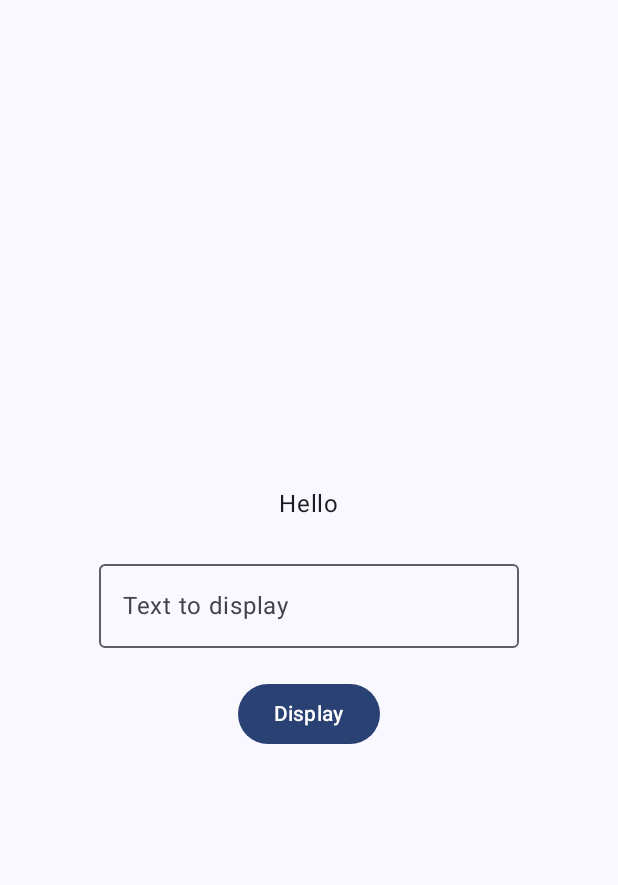
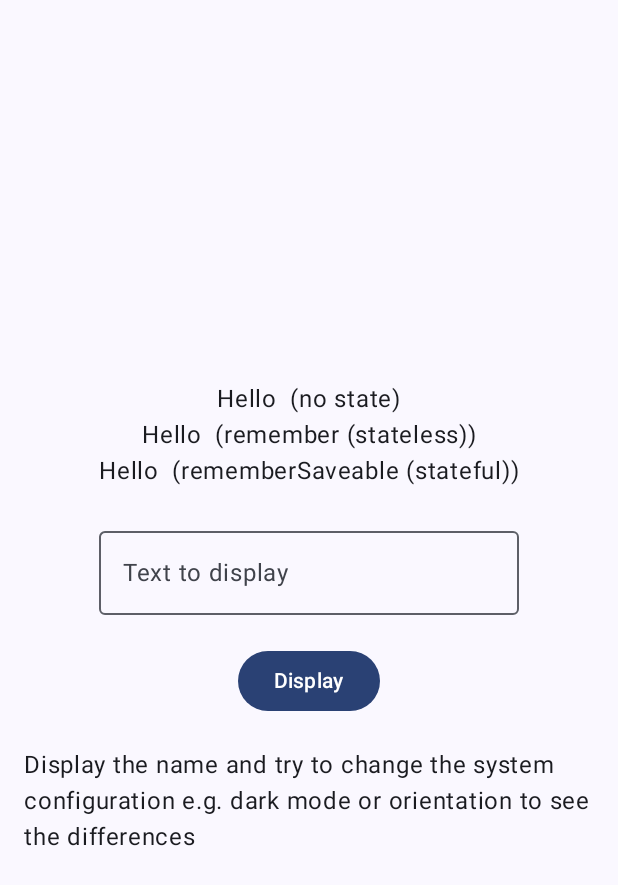
Before and after one commit to dwichan0905/my_compose_learn, an Android app built with Jetpack Compose: the screen it shows after launch (MainActivity), after a tap on "Display", on a phone screen of 412 x 824 dp. Shown: the top 885 px of the screen. Run offline under Robolectric (Android 15) with nearby library versions, the phone set to English and light mode, and no system bars.

Commit message:
State and Recomposing

```diff
--- a/Udemy/2. State and Recomposition/app/src/main/java/idn/dwichan/stateandrecomposition/MainPage.kt
+++ b/Udemy/2. State and Recomposition/app/src/main/java/idn/dwichan/stateandrecomposition/MainPage.kt
@@ -11,6 +11,11 @@ import androidx.compose.material3.ExperimentalMaterial3Api
 import androidx.compose.material3.OutlinedTextField
 import androidx.compose.material3.Text
 import androidx.compose.runtime.Composable
+import androidx.compose.runtime.getValue
+import androidx.compose.runtime.mutableStateOf
+import androidx.compose.runtime.remember
+import androidx.compose.runtime.saveable.rememberSaveable
+import androidx.compose.runtime.setValue
 import androidx.compose.ui.Alignment
 import androidx.compose.ui.Modifier
 import androidx.compose.ui.tooling.preview.Devices
@@ -18,9 +23,23 @@ import androidx.compose.ui.tooling.preview.Preview
 import androidx.compose.ui.unit.dp
 import idn.dwichan.stateandrecomposition.ui.theme.StateAndRecompositionTheme
 
+/**
+ * Catatan:
+ * [var name = ""] -> nggak punya state, dia hanya variabel biasa yang nggak bisa muncul ke UI
+ * [var name by remember { ... }] -> ada state, tapi nggak bertahan klo ada perubahan konfigurasi (orientasi, dark mode, dkk)
+ * [var name by rememberSaveable { ... }] -> ada state, mampu bertahan saat ada perubahan konfigurasi
+ *
+ * Recomposition: Elemen compose akan dijalankan ulang untuk meng-update komposisi ketika data berubah
+ */
 @OptIn(ExperimentalMaterial3Api::class)
 @Composable
 fun MainPage() {
+    var name = ""
+    var nameWithState by rememberSaveable {
+        mutableStateOf("")
+    } // biar muncul ke UI, setiap variabel harus punya state... ini yang bisa dipake buat "output data" dari suatu komponen
+    var nameValueInField by remember { mutableStateOf("") }
+
     Column(
         horizontalAlignment = Alignment.CenterHorizontally,
         verticalArrangement = Arrangement.Center,
@@ -28,21 +47,30 @@ fun MainPage() {
             .fillMaxWidth()
             .padding(16.dp)
     ) {
-        Text(text = "Hello")
+        Text(text = "Hello $name (no state)")
+        Text(text = "Hello $nameValueInField (remember (stateless))")
+        Text(text = "Hello $nameWithState (rememberSaveable (stateful))")
         Spacer(modifier = Modifier.height(20.dp))
         OutlinedTextField(
-            value = "",
-            onValueChange = {},
+            value = nameValueInField, // default value
+            onValueChange = {
+                nameValueInField = it
+            },
             label = {
                 Text(text = "Text to display")
             }
         )
         Spacer(modifier = Modifier.height(20.dp))
         Button(
-            onClick = { }
+            onClick = {
+                name = nameValueInField
+                nameWithState = nameValueInField
+            }
         ) {
             Text(text = "Display")
         }
+        Spacer(modifier = Modifier.height(20.dp))
+        Text(text = "Display the name and try to change the system configuration e.g. dark mode or orientation to see the differences")
     }
 }
 
```
